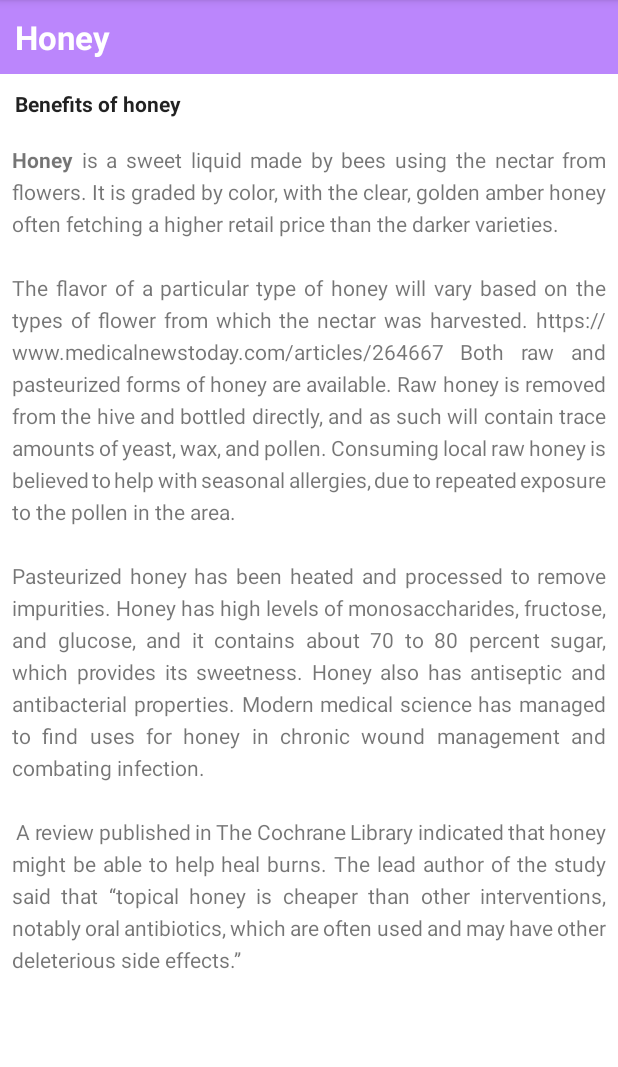
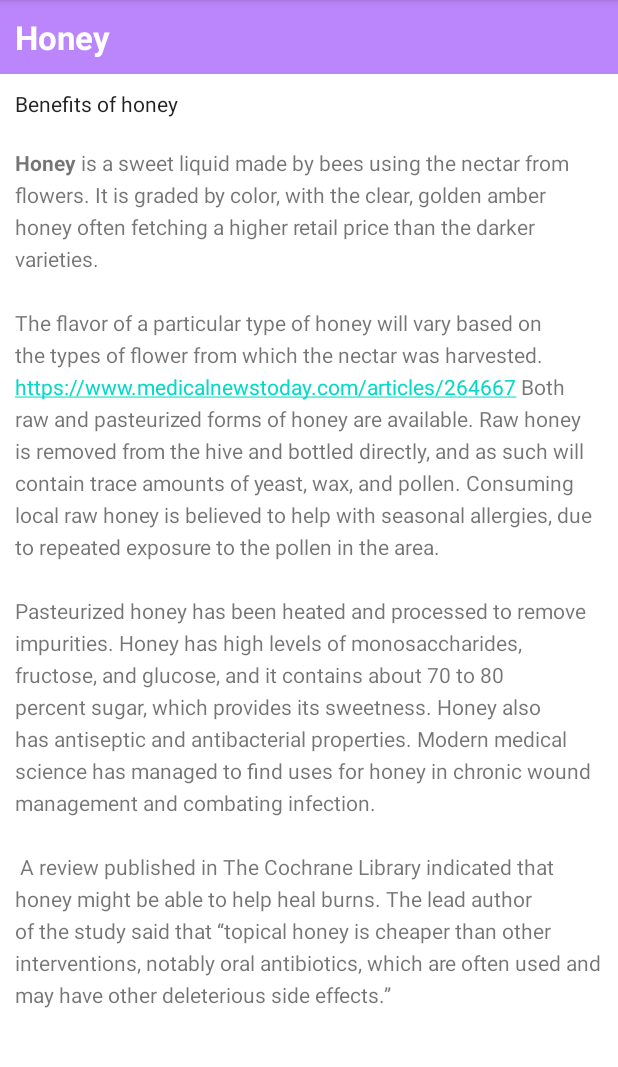
Before and after one commit to SamX007/Scrolling-Text, an Android app: the screen it shows after launch (MainActivity), on a phone screen of 412 x 824 dp, the part 84-1151 px from its top. Run offline under Robolectric (Android 15) with nearby library versions, the phone set to English and light mode, and no system bars.

Commit message:
added scrollview and active web link

```diff
--- a/app/src/main/res/layout/activity_main.xml
+++ b/app/src/main/res/layout/activity_main.xml
@@ -1,4 +1,3 @@
-<?xml version="1.0" encoding="utf-8"?>
 <RelativeLayout xmlns:android="http://schemas.android.com/apk/res/android"
     xmlns:tools="http://schemas.android.com/tools"
     android:layout_width="match_parent"
@@ -12,7 +11,8 @@
         android:background="@color/purple_200"
         android:padding="@dimen/padding_regular"
         android:text="@string/article_title"
-        android:textAppearance="@android:style/TextAppearance.DeviceDefault.Large"
+        android:textAppearance=
+            "@android:style/TextAppearance.DeviceDefault.Large"
         android:textColor="@android:color/white"
         android:textStyle="bold" />
 
@@ -22,19 +22,24 @@
         android:layout_height="wrap_content"
         android:layout_below="@id/article_heading"
         android:padding="@dimen/padding_regular"
-        android:textAppearance="@android:style/TextAppearance.DeviceDefault"
-        android:textStyle="bold"
         android:text="@string/article_subtitle"
-        />
+        android:textAppearance=
+            "@android:style/TextAppearance.DeviceDefault" />
 
-    <TextView
-        android:id="@+id/article"
+    <ScrollView
         android:layout_width="wrap_content"
         android:layout_height="wrap_content"
-        android:layout_margin="@dimen/margin_regular"
-        android:lineSpacingExtra="@dimen/line_spacing"
-        android:layout_below="@id/article_subheading"
-        android:justificationMode="inter_word"
-        android:text="@string/article_text"/>
+        android:layout_below="@id/article_subheading">
+
+        <TextView
+            android:id="@+id/article"
+            android:layout_width="wrap_content"
+            android:layout_height="wrap_content"
+            android:autoLink="web"
+            android:lineSpacingExtra="@dimen/line_spacing"
+            android:padding="@dimen/padding_regular"
+            android:text="@string/article_text" />
+
+    </ScrollView>
 
 </RelativeLayout>
```
